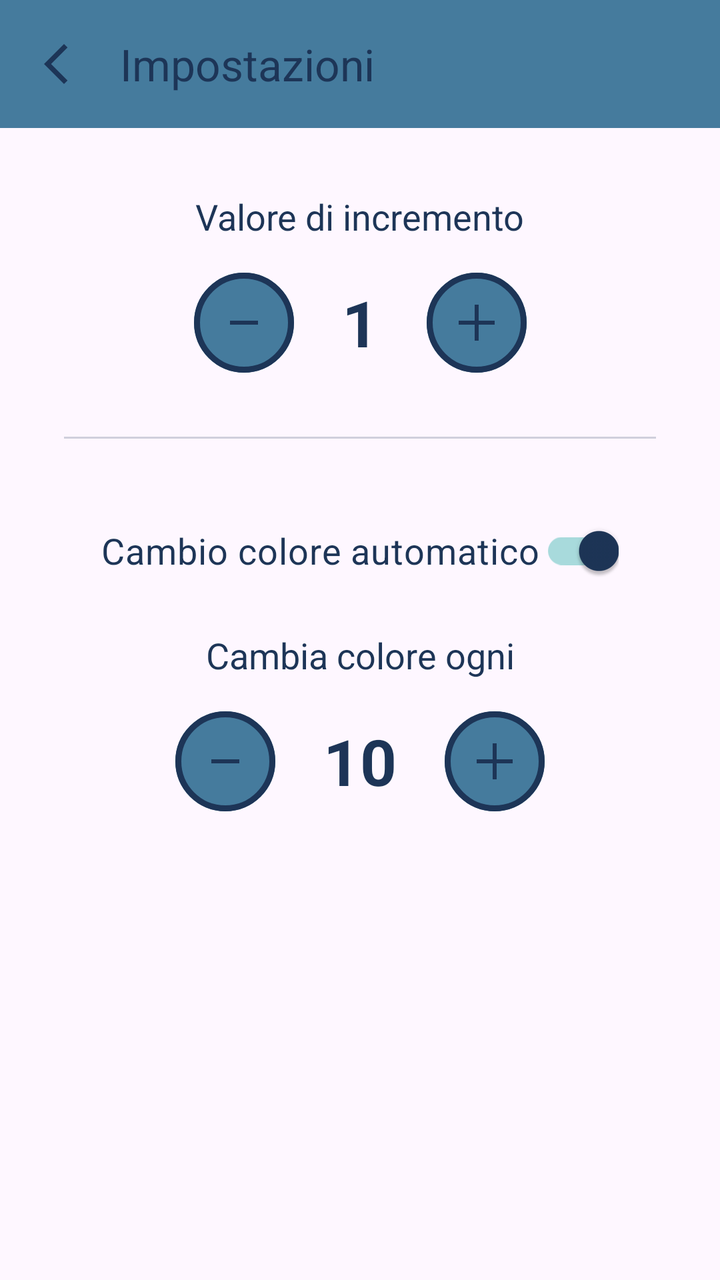
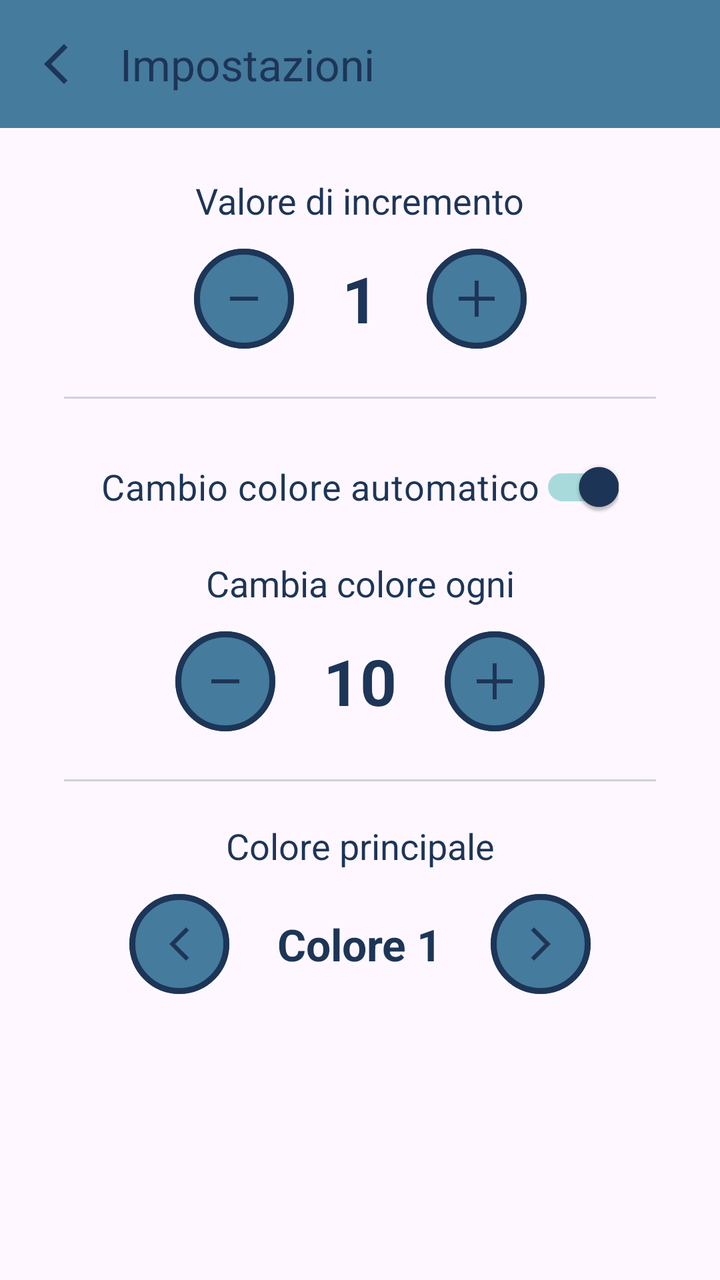

Two renders of the same Android screen: before a commit and after it. Below are the layout's source before the change and the commit's diff.
<!-- AndroidManifest.xml: activity theme Theme.Counter -->
<!-- res/layout/activity_settings.xml -->
<?xml version="1.0" encoding="utf-8"?>
<androidx.constraintlayout.widget.ConstraintLayout xmlns:android="http://schemas.android.com/apk/res/android"
    xmlns:app="http://schemas.android.com/apk/res-auto"
    xmlns:tools="http://schemas.android.com/tools"
    android:id="@+id/settings_layout_root"
    android:layout_width="match_parent"
    android:layout_height="match_parent"
    tools:context=".SettingsActivity"
    tools:ignore="VisualLintSystemUi">

    <com.google.android.material.appbar.MaterialToolbar
        android:id="@+id/toolbarSettings"
        android:layout_width="match_parent"
        android:layout_height="wrap_content"
        app:elevation="4dp"
        android:background="@color/steelBlue"
        android:minHeight="?attr/actionBarSize"
        app:title="Impostazioni"
        app:titleTextColor="@color/deepSpaceBlue"

        app:navigationIcon="@drawable/outline_arrow_back_ios_new_24"
        app:navigationIconTint="@color/deepSpaceBlue"

        app:layout_constraintTop_toTopOf="parent" />

    <TextView
        android:id="@+id/lbl_gap_description"
        android:layout_width="wrap_content"
        android:layout_height="wrap_content"
        android:text="Valore di incremento"
        android:textColor="@color/deepSpaceBlue"
        android:textSize="18sp"
        android:layout_marginTop="32dp"
        app:layout_constraintTop_toBottomOf="@id/toolbarSettings"
        app:layout_constraintStart_toStartOf="parent"
        app:layout_constraintEnd_toEndOf="parent" />

    <LinearLayout
        android:id="@+id/layout_gap_controls"
        android:layout_width="wrap_content"
        android:layout_height="wrap_content"
        android:orientation="horizontal"
        android:gravity="center"
        android:layout_marginTop="16dp"
        app:layout_constraintTop_toBottomOf="@id/lbl_gap_description"
        app:layout_constraintStart_toStartOf="parent"
        app:layout_constraintEnd_toEndOf="parent">

        <Button
            android:id="@+id/btn_minus_gap"
            android:layout_width="50dp"
            android:layout_height="50dp"
            android:contentDescription="Diminuisci salto"
            android:text=""
            app:icon="@drawable/remove_24dp_e3e3e3_fill0_wght400_grad0_opsz24"
            app:iconSize="24dp"
            app:iconGravity="textStart"
            app:iconPadding="0dp"
            app:cornerRadius="25dp"
            android:insetLeft="0dp"
            android:insetTop="0dp"
            android:insetRight="0dp"
            android:insetBottom="0dp"
            app:backgroundTint="@color/steelBlue"
            app:iconTint="@color/deepSpaceBlue"
            app:strokeWidth="3dp"
            app:strokeColor="@color/deepSpaceBlue" />

        <TextView
            android:id="@+id/txt_gap_value"
            android:layout_width="wrap_content"
            android:layout_height="wrap_content"
            android:layout_marginHorizontal="24dp"
            android:text="1"
            android:textSize="32sp"
            android:textColor="@color/deepSpaceBlue"
            android:textStyle="bold" />

        <Button
            android:id="@+id/btn_plus_gap"
            android:layout_width="50dp"
            android:layout_height="50dp"
            android:contentDescription="Aumenta salto"
            android:text=""
            app:icon="@drawable/add_2_24dp_e3e3e3_fill0_wght400_grad0_opsz24"
            app:iconSize="24dp"
            app:iconGravity="textStart"
            app:iconPadding="0dp"
            app:cornerRadius="25dp"
            android:insetLeft="0dp"
            android:insetTop="0dp"
            android:insetRight="0dp"
            android:insetBottom="0dp"
            app:backgroundTint="@color/steelBlue"
            app:iconTint="@color/deepSpaceBlue"
            app:strokeWidth="3dp"
            app:strokeColor="@color/deepSpaceBlue" />

    </LinearLayout>

    <View
        android:id="@+id/divider"
        android:layout_width="0dp"
        android:layout_height="1dp"
        android:layout_marginTop="32dp"
        android:layout_marginHorizontal="32dp"
        android:background="@color/deepSpaceBlue"
        android:alpha="0.2"
        app:layout_constraintTop_toBottomOf="@id/layout_gap_controls"
        app:layout_constraintStart_toStartOf="parent"
        app:layout_constraintEnd_toEndOf="parent" />

    
    <com.google.android.material.switchmaterial.SwitchMaterial
        android:id="@+id/switch_color_change"
        android:layout_width="wrap_content"
        android:layout_height="wrap_content"
        android:text="Cambio colore automatico"
        android:textColor="@color/deepSpaceBlue"
        android:textSize="18sp"
        android:checked="true"
        android:layout_marginTop="32dp"

        app:thumbTint="@color/deepSpaceBlue"
        app:trackTint="@color/frostedBlue"

        app:layout_constraintTop_toBottomOf="@id/divider"
        app:layout_constraintStart_toStartOf="parent"
        app:layout_constraintEnd_toEndOf="parent"
        tools:ignore="UseSwitchCompatOrMaterialXml" />

    <TextView
        android:id="@+id/lbl_interval_description"
        android:layout_width="wrap_content"
        android:layout_height="wrap_content"
        android:text="Cambia colore ogni"
        android:textColor="@color/deepSpaceBlue"
        android:textSize="18sp"
        android:layout_marginTop="16dp"
        app:layout_constraintTop_toBottomOf="@id/switch_color_change"
        app:layout_constraintStart_toStartOf="parent"
        app:layout_constraintEnd_toEndOf="parent" />

    <LinearLayout
        android:id="@+id/layout_interval_controls"
        android:layout_width="wrap_content"
        android:layout_height="wrap_content"
        android:orientation="horizontal"
        android:gravity="center"
        android:layout_marginTop="16dp"
        app:layout_constraintTop_toBottomOf="@id/lbl_interval_description"
        app:layout_constraintStart_toStartOf="parent"
        app:layout_constraintEnd_toEndOf="parent">

        <Button
            android:id="@+id/btn_minus_interval"
            android:layout_width="50dp"
            android:layout_height="50dp"
            android:contentDescription="Diminuisci intervallo"
            android:text=""
            app:icon="@drawable/remove_24dp_e3e3e3_fill0_wght400_grad0_opsz24"
            app:iconSize="24dp"
            app:iconGravity="textStart"
            app:iconPadding="0dp"
            app:cornerRadius="25dp"
            android:insetLeft="0dp"
            android:insetTop="0dp"
            android:insetRight="0dp"
            android:insetBottom="0dp"
            app:backgroundTint="@color/steelBlue"
            app:iconTint="@color/deepSpaceBlue"
            app:strokeWidth="3dp"
            app:strokeColor="@color/deepSpaceBlue" />

        <TextView
            android:id="@+id/txt_interval_value"
            android:layout_width="wrap_content"
            android:layout_height="wrap_content"
            android:layout_marginHorizontal="24dp"
            android:text="10"
            android:textSize="32sp"
            android:textColor="@color/deepSpaceBlue"
            android:textStyle="bold" />

        <Button
            android:id="@+id/btn_plus_interval"
            android:layout_width="50dp"
            android:layout_height="50dp"
            android:contentDescription="Aumenta intervallo"
            android:text=""
            app:icon="@drawable/add_2_24dp_e3e3e3_fill0_wght400_grad0_opsz24"
            app:iconSize="24dp"
            app:iconGravity="textStart"
            app:iconPadding="0dp"
            app:cornerRadius="25dp"
            android:insetLeft="0dp"
            android:insetTop="0dp"
            android:insetRight="0dp"
            android:insetBottom="0dp"
            app:backgroundTint="@color/steelBlue"
            app:iconTint="@color/deepSpaceBlue"
            app:strokeWidth="3dp"
            app:strokeColor="@color/deepSpaceBlue" />

    </LinearLayout>

</androidx.constraintlayout.widget.ConstraintLayout>
<!-- resources referenced by this layout -->
<resources>
  <color name="deepSpaceBlue">#1D3557</color>
  <color name="frostedBlue">#A8DADC</color>
  <color name="steelBlue">#457B9D</color>
  <!-- drawable add_2_24dp_e3e3e3_fill0_wght400_grad0_opsz24 (drawable) -->
  <vector xmlns:android="http://schemas.android.com/apk/res/android"
      android:width="24dp"
      android:height="24dp"
      android:viewportWidth="960"
      android:viewportHeight="960">
    <path
        android:pathData="M440,840v-320L120,520v-80h320v-320h80v320h320v80L520,520v320h-80Z"
        android:fillColor="#e3e3e3"/>
  </vector>
  <!-- drawable outline_arrow_back_ios_new_24 (drawable) -->
  <vector xmlns:android="http://schemas.android.com/apk/res/android" android:height="24dp" android:tint="#000000" android:viewportHeight="960" android:viewportWidth="960" android:width="24dp">
        
      <path android:fillColor="@android:color/white" android:pathData="M640,880L240,480L640,80L711,151L382,480L711,809L640,880Z"/>
      
  </vector>
  <!-- drawable remove_24dp_e3e3e3_fill0_wght400_grad0_opsz24 (drawable) -->
  <vector xmlns:android="http://schemas.android.com/apk/res/android"
      android:width="24dp"
      android:height="24dp"
      android:viewportWidth="960"
      android:viewportHeight="960">
    <path
        android:pathData="M200,520v-80h560v80L200,520Z"
        android:fillColor="#e3e3e3"/>
  </vector>
  <style name="Theme.Counter" parent="Theme.Material3.DayNight.NoActionBar">
      </style>
</resources>

<!-- the commit's change to res/layout/activity_settings.xml (unified diff, before → after) -->
@@ -23,6 +23,7 @@
 
         app:layout_constraintTop_toTopOf="parent" />
 
+    
     <TextView
         android:id="@+id/lbl_gap_description"
         android:layout_width="wrap_content"
@@ -30,7 +31,7 @@
         android:text="Valore di incremento"
         android:textColor="@color/deepSpaceBlue"
         android:textSize="18sp"
-        android:layout_marginTop="32dp"
+        android:layout_marginTop="24dp"
         app:layout_constraintTop_toBottomOf="@id/toolbarSettings"
         app:layout_constraintStart_toStartOf="parent"
         app:layout_constraintEnd_toEndOf="parent" />
@@ -41,7 +42,7 @@
         android:layout_height="wrap_content"
         android:orientation="horizontal"
         android:gravity="center"
-        android:layout_marginTop="16dp"
+        android:layout_marginTop="12dp"
         app:layout_constraintTop_toBottomOf="@id/lbl_gap_description"
         app:layout_constraintStart_toStartOf="parent"
         app:layout_constraintEnd_toEndOf="parent">
@@ -102,7 +103,7 @@
         android:id="@+id/divider"
         android:layout_width="0dp"
         android:layout_height="1dp"
-        android:layout_marginTop="32dp"
+        android:layout_marginTop="24dp"
         android:layout_marginHorizontal="32dp"
         android:background="@color/deepSpaceBlue"
         android:alpha="0.2"
@@ -119,7 +120,7 @@
         android:textColor="@color/deepSpaceBlue"
         android:textSize="18sp"
         android:checked="true"
-        android:layout_marginTop="32dp"
+        android:layout_marginTop="20dp"
 
         app:thumbTint="@color/deepSpaceBlue"
         app:trackTint="@color/frostedBlue"
@@ -136,7 +137,7 @@
         android:text="Cambia colore ogni"
         android:textColor="@color/deepSpaceBlue"
         android:textSize="18sp"
-        android:layout_marginTop="16dp"
+        android:layout_marginTop="12dp"
         app:layout_constraintTop_toBottomOf="@id/switch_color_change"
         app:layout_constraintStart_toStartOf="parent"
         app:layout_constraintEnd_toEndOf="parent" />
@@ -147,7 +148,7 @@
         android:layout_height="wrap_content"
         android:orientation="horizontal"
         android:gravity="center"
-        android:layout_marginTop="16dp"
+        android:layout_marginTop="12dp"
         app:layout_constraintTop_toBottomOf="@id/lbl_interval_description"
         app:layout_constraintStart_toStartOf="parent"
         app:layout_constraintEnd_toEndOf="parent">
@@ -204,4 +205,93 @@
 
     </LinearLayout>
 
+    <View
+        android:id="@+id/divider_color"
+        android:layout_width="0dp"
+        android:layout_height="1dp"
+        android:layout_marginTop="24dp"
+        android:layout_marginHorizontal="32dp"
+        android:background="@color/deepSpaceBlue"
+        android:alpha="0.2"
+        app:layout_constraintTop_toBottomOf="@id/layout_interval_controls"
+        app:layout_constraintStart_toStartOf="parent"
+        app:layout_constraintEnd_toEndOf="parent" />
+
+    
+    <TextView
+        android:id="@+id/lbl_main_color_description"
+        android:layout_width="wrap_content"
+        android:layout_height="wrap_content"
+        android:text="Colore principale"
+        android:textColor="@color/deepSpaceBlue"
+        android:textSize="18sp"
+        android:layout_marginTop="20dp"
+        app:layout_constraintTop_toBottomOf="@id/divider_color"
+        app:layout_constraintStart_toStartOf="parent"
+        app:layout_constraintEnd_toEndOf="parent" />
+
+    <LinearLayout
+        android:id="@+id/layout_main_color_controls"
+        android:layout_width="wrap_content"
+        android:layout_height="wrap_content"
+        android:orientation="horizontal"
+        android:gravity="center"
+        android:layout_marginTop="12dp"
+        app:layout_constraintTop_toBottomOf="@id/lbl_main_color_description"
+        app:layout_constraintStart_toStartOf="parent"
+        app:layout_constraintEnd_toEndOf="parent">
+
+        <Button
+            android:id="@+id/btn_prev_color"
+            android:layout_width="50dp"
+            android:layout_height="50dp"
+            android:contentDescription="Colore precedente"
+            android:text=""
+            app:icon="@drawable/outline_arrow_back_ios_new_24"
+            app:iconSize="20dp"
+            app:iconGravity="textStart"
+            app:iconPadding="0dp"
+            app:cornerRadius="25dp"
+            android:insetLeft="0dp"
+            android:insetTop="0dp"
+            android:insetRight="0dp"
+            android:insetBottom="0dp"
+            app:backgroundTint="@color/steelBlue"
+            app:iconTint="@color/deepSpaceBlue"
+            app:strokeWidth="3dp"
+            app:strokeColor="@color/deepSpaceBlue" />
+
+        <TextView
+            android:id="@+id/txt_color_number"
+            android:layout_width="wrap_content"
+            android:layout_height="wrap_content"
+            android:layout_marginHorizontal="24dp"
+            android:text="Colore 1"
+            android:textSize="22sp"
+            android:textColor="@color/deepSpaceBlue"
+            android:textStyle="bold" />
+
+        <Button
+            android:id="@+id/btn_next_color"
+            android:layout_width="50dp"
+            android:layout_height="50dp"
+            android:contentDescription="Colore successivo"
+            android:text=""
+            app:icon="@drawable/outline_arrow_back_ios_new_24"
+            app:iconSize="20dp"
+            app:iconGravity="textStart"
+            app:iconPadding="0dp"
+            app:cornerRadius="25dp"
+            android:rotation="180"
+            android:insetLeft="0dp"
+            android:insetTop="0dp"
+            android:insetRight="0dp"
+            android:insetBottom="0dp"
+            app:backgroundTint="@color/steelBlue"
+            app:iconTint="@color/deepSpaceBlue"
+            app:strokeWidth="3dp"
+            app:strokeColor="@color/deepSpaceBlue" />
+
+    </LinearLayout>
+
 </androidx.constraintlayout.widget.ConstraintLayout>
